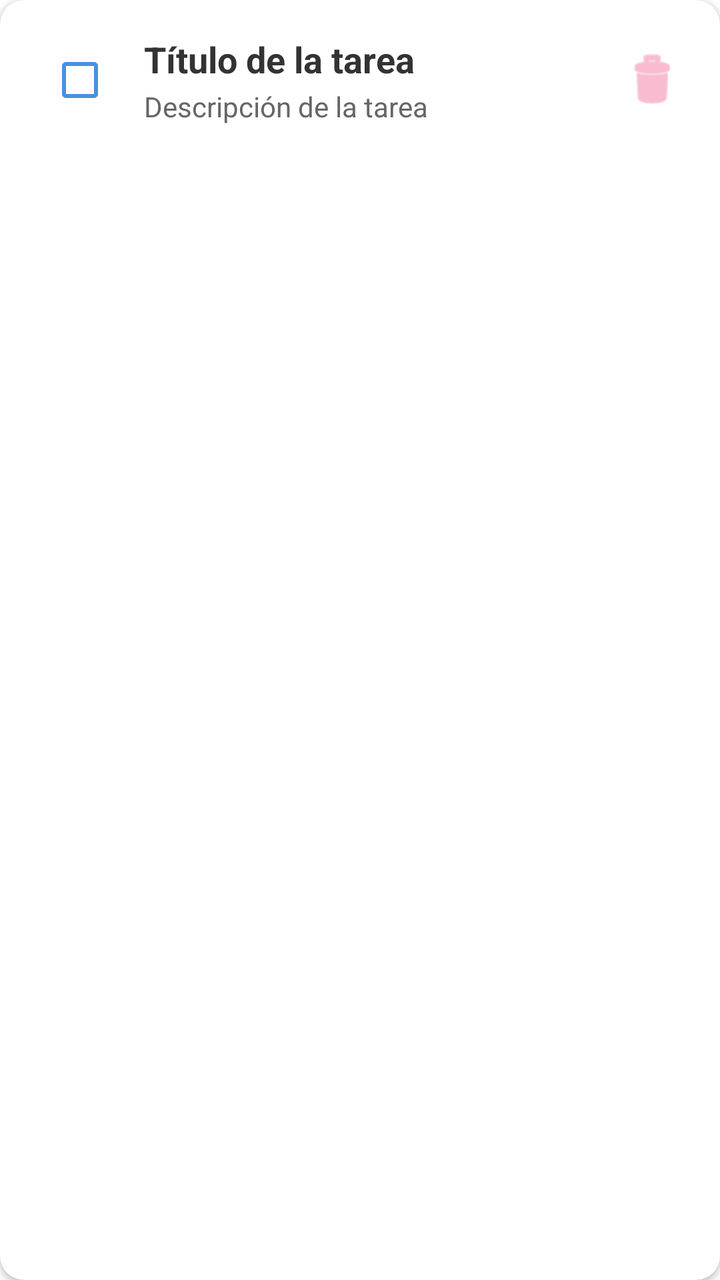
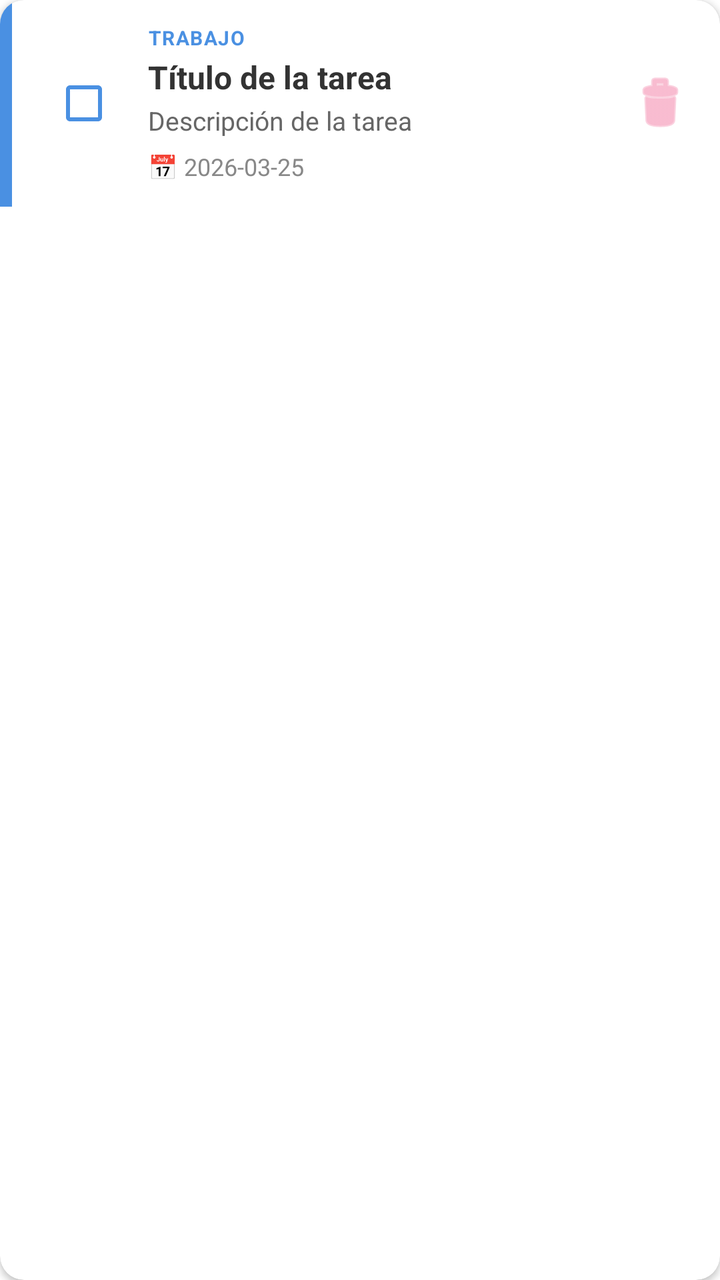

Screens rendered from an Android XML layout before and after an edit, with the pre-edit source and the edit as a unified diff.
<!-- AndroidManifest.xml: application theme Theme.MaterialComponents.DayNight.NoActionBar -->
<!-- res/layout/item_tarea.xml -->
<?xml version="1.0" encoding="utf-8"?>
<androidx.cardview.widget.CardView xmlns:android="http://schemas.android.com/apk/res/android"
    xmlns:app="http://schemas.android.com/apk/res-auto"
    android:layout_width="match_parent"
    android:layout_height="wrap_content"
    android:layout_marginHorizontal="12dp"
    android:layout_marginVertical="6dp"
    app:cardBackgroundColor="#FFFFFF"
    app:cardCornerRadius="12dp"
    app:cardElevation="2dp">

    <LinearLayout
        android:layout_width="match_parent"
        android:layout_height="wrap_content"
        android:orientation="horizontal"
        android:padding="16dp"
        android:gravity="center_vertical">

        
        <CheckBox
            android:id="@+id/cbCompletada"
            android:layout_width="wrap_content"
            android:layout_height="wrap_content"
            android:buttonTint="#4A90E2" />

        <LinearLayout
            android:layout_width="0dp"
            android:layout_height="wrap_content"
            android:layout_weight="1"
            android:orientation="vertical"
            android:layout_marginStart="8dp">

            <TextView
                android:id="@+id/tvTituloTarea"
                android:layout_width="wrap_content"
                android:layout_height="wrap_content"
                android:text="Título de la tarea"
                android:textColor="#333333"
                android:textSize="18sp"
                android:textStyle="bold" />

            <TextView
                android:id="@+id/tvDescripcionTarea"
                android:layout_width="wrap_content"
                android:layout_height="wrap_content"
                android:text="Descripción de la tarea"
                android:textColor="#666666"
                android:textSize="14sp"
                android:layout_marginTop="2dp" />
        </LinearLayout>

        
        <ImageButton
            android:id="@+id/btnEliminarTarea"
            android:layout_width="36dp"
            android:layout_height="36dp"
            android:background="?attr/selectableItemBackgroundBorderless"
            android:src="@android:drawable/ic_menu_delete"
            app:tint="#F48FB1"
            android:contentDescription="Enviar a papelera" />
    </LinearLayout>
</androidx.cardview.widget.CardView>
<!-- resources referenced by this layout -->
<resources>

</resources>

<!-- the commit's change to res/layout/item_tarea.xml (unified diff, before → after) -->
@@ -12,51 +12,86 @@
     <LinearLayout
         android:layout_width="match_parent"
         android:layout_height="wrap_content"
-        android:orientation="horizontal"
-        android:padding="16dp"
-        android:gravity="center_vertical">
+        android:orientation="horizontal">
 
         
-        <CheckBox
-            android:id="@+id/cbCompletada"
-            android:layout_width="wrap_content"
-            android:layout_height="wrap_content"
-            android:buttonTint="#4A90E2" />
+        <View
+            android:id="@+id/viewColorCategoria"
+            android:layout_width="6dp"
+            android:layout_height="match_parent"
+            android:background="#4A90E2" />
 
         <LinearLayout
-            android:layout_width="0dp"
+            android:layout_width="match_parent"
             android:layout_height="wrap_content"
-            android:layout_weight="1"
-            android:orientation="vertical"
-            android:layout_marginStart="8dp">
+            android:orientation="horizontal"
+            android:padding="12dp"
+            android:gravity="center_vertical">
 
-            <TextView
-                android:id="@+id/tvTituloTarea"
+            
+            <CheckBox
+                android:id="@+id/cbCompletada"
                 android:layout_width="wrap_content"
                 android:layout_height="wrap_content"
-                android:text="Título de la tarea"
-                android:textColor="#333333"
-                android:textSize="18sp"
-                android:textStyle="bold" />
+                android:buttonTint="#4A90E2" />
 
-            <TextView
-                android:id="@+id/tvDescripcionTarea"
-                android:layout_width="wrap_content"
+            <LinearLayout
+                android:layout_width="0dp"
                 android:layout_height="wrap_content"
-                android:text="Descripción de la tarea"
-                android:textColor="#666666"
-                android:textSize="14sp"
-                android:layout_marginTop="2dp" />
+                android:layout_weight="1"
+                android:orientation="vertical"
+                android:layout_marginStart="8dp">
+
+                
+                <TextView
+                    android:id="@+id/tvCategoriaTarea"
+                    android:layout_width="wrap_content"
+                    android:layout_height="wrap_content"
+                    android:text="TRABAJO"
+                    android:textColor="#4A90E2"
+                    android:textSize="10sp"
+                    android:textStyle="bold"
+                    android:letterSpacing="0.05" />
+
+                <TextView
+                    android:id="@+id/tvTituloTarea"
+                    android:layout_width="wrap_content"
+                    android:layout_height="wrap_content"
+                    android:text="Título de la tarea"
+                    android:textColor="#333333"
+                    android:textSize="16sp"
+                    android:textStyle="bold"
+                    android:layout_marginTop="2dp" />
+
+                <TextView
+                    android:id="@+id/tvDescripcionTarea"
+                    android:layout_width="wrap_content"
+                    android:layout_height="wrap_content"
+                    android:text="Descripción de la tarea"
+                    android:textColor="#666666"
+                    android:textSize="13sp"
+                    android:layout_marginTop="2dp" />
+
+                
+                <TextView
+                    android:id="@+id/tvFechaTarea"
+                    android:layout_width="wrap_content"
+                    android:layout_height="wrap_content"
+                    android:text="📅 2026-03-25"
+                    android:textColor="#888888"
+                    android:textSize="12sp"
+                    android:layout_marginTop="6dp" />
+            </LinearLayout>
+
+            
+            <ImageButton
+                android:id="@+id/btnEliminarTarea"
+                android:layout_width="36dp"
+                android:layout_height="36dp"
+                android:background="?attr/selectableItemBackgroundBorderless"
+                android:src="@android:drawable/ic_menu_delete"
+                app:tint="#F48FB1"
+                android:contentDescription="Enviar a papelera" />
         </LinearLayout>
-
-        
-        <ImageButton
-            android:id="@+id/btnEliminarTarea"
-            android:layout_width="36dp"
-            android:layout_height="36dp"
-            android:background="?attr/selectableItemBackgroundBorderless"
-            android:src="@android:drawable/ic_menu_delete"
-            app:tint="#F48FB1"
-            android:contentDescription="Enviar a papelera" />
     </LinearLayout>
 </androidx.cardview.widget.CardView>
